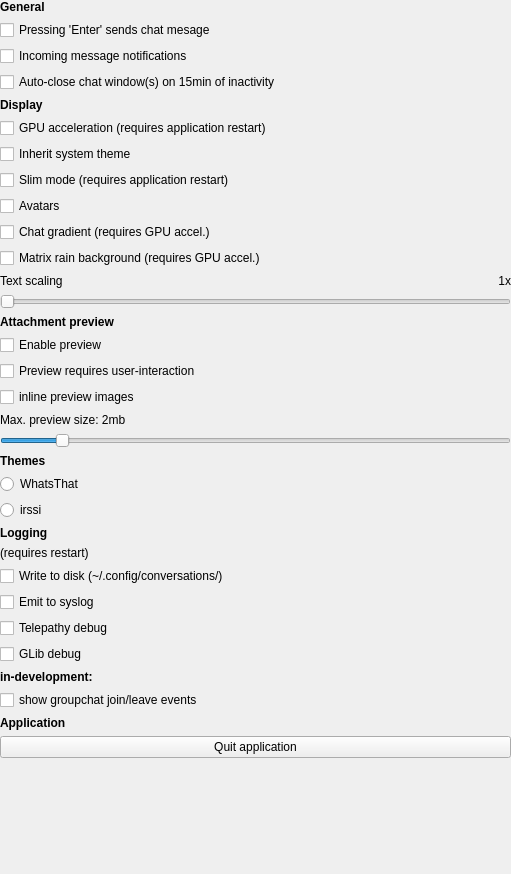
Above: src/settingswidget.ui from maemo-leste/conversations before the change. Below: the same form after it.
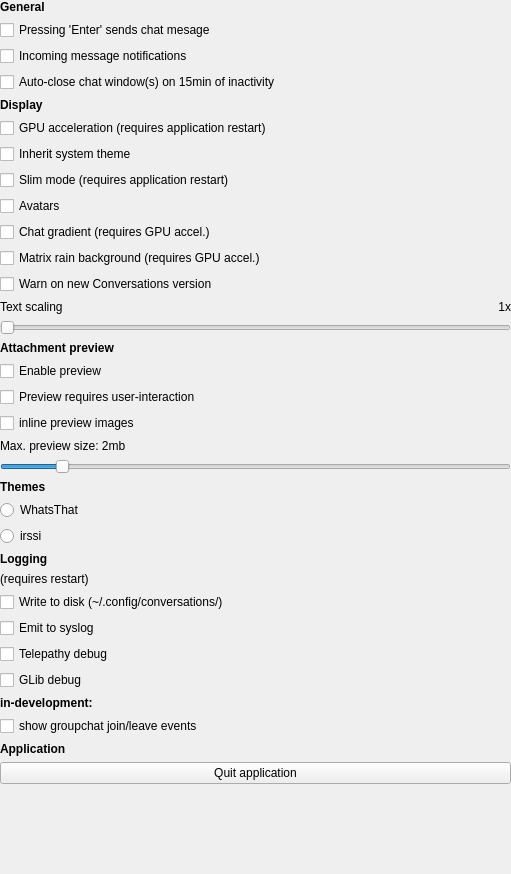
That is the form after the change.

Commit message: mainwindow: show message on new conversations binary detected

```diff
--- a/src/settingswidget.ui
+++ b/src/settingswidget.ui
@@ -52,7 +52,7 @@
         <x>0</x>
         <y>0</y>
         <width>511</width>
-        <height>874</height>
+        <height>885</height>
        </rect>
       </property>
       <layout class="QVBoxLayout" name="verticalLayout">
@@ -157,6 +157,13 @@
          </property>
         </widget>
        </item>
+       <item>
+        <widget class="QCheckBox" name="checkBox_enableNewVersionMessage">
+         <property name="text">
+          <string>Warn on new Conversations version</string>
+         </property>
+        </widget>
+       </item>
        <item>
         <layout class="QHBoxLayout" name="horizontalLayout_3">
          <item>
```
The commit also changes 12 other files.
